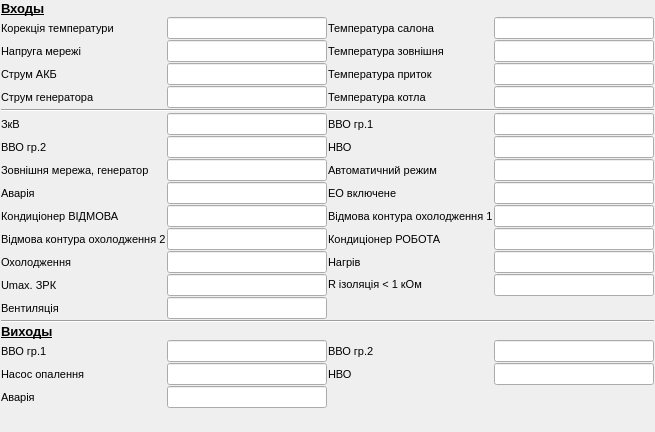
Old version of the form ClimateControlSystem/Frames/InOutDisplayFrame.ui in the repository Aleksey710/climatecontrolsystem.
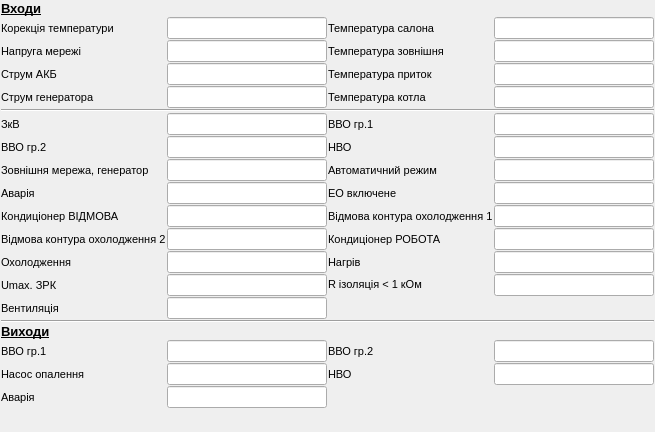
New version of the form.

Commit message: обновлен скрипт. настройки мСек заменены на Сек

What changed in the file:
```diff
--- a/ClimateControlSystem/Frames/InOutDisplayFrame.ui
+++ b/ClimateControlSystem/Frames/InOutDisplayFrame.ui
@@ -42,7 +42,7 @@
         </font>
        </property>
        <property name="text">
-        <string>Виходы</string>
+        <string>Виходи</string>
        </property>
       </widget>
      </item>
@@ -638,7 +638,7 @@
         </font>
        </property>
        <property name="text">
-        <string>Входы</string>
+        <string>Входи</string>
        </property>
       </widget>
      </item>
```
The commit also changes 1 other file.
